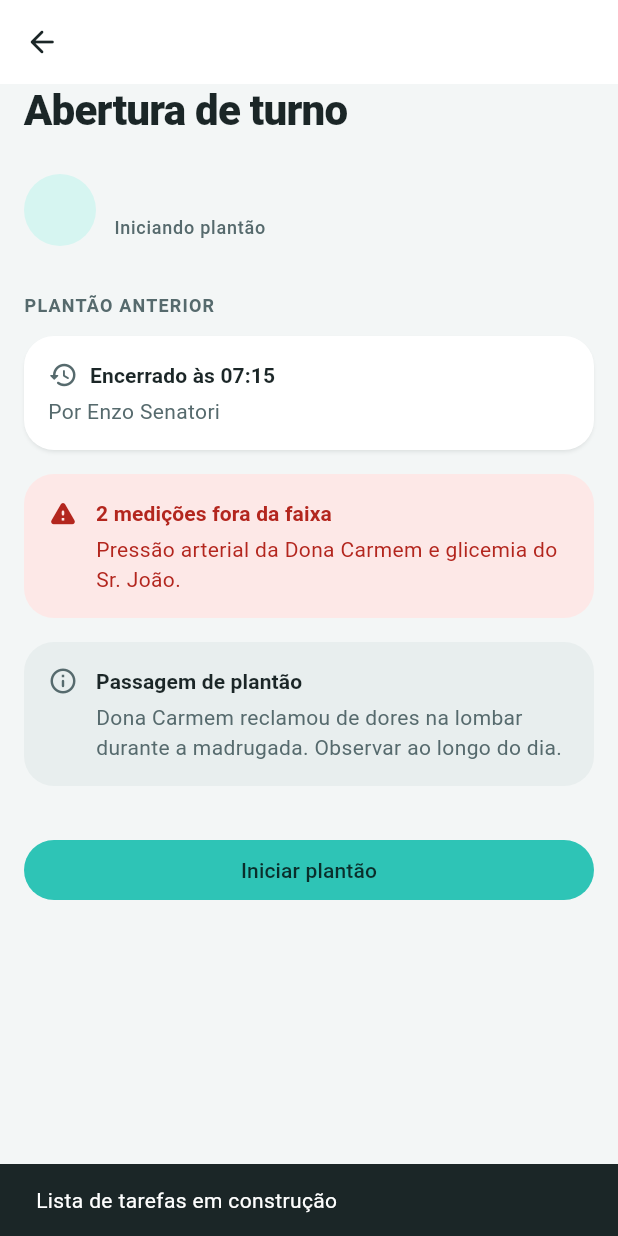
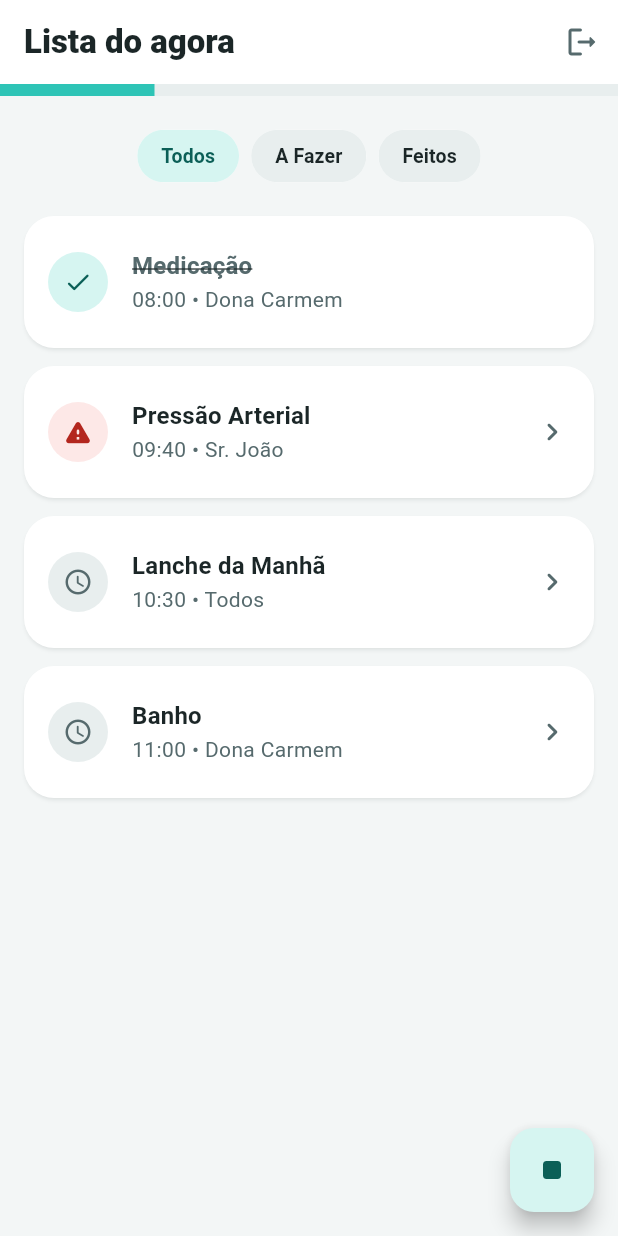
Before and after one commit to EnzoSenatori/Geratrix, a Flutter app: the AbrirTurnoScreen screen opened directly with empty values, after a tap on "Iniciar plantão", on a phone screen of 412 x 824 dp. Run offline on Flutter 3.47's test engine with Material 3 defaults, Android fonts, the phone set to English and light mode, and no system bars.

Commit message:
tcm-feat: cria a tela de lista de tarefas e barra de progresso

```diff
--- a/geratrix_flutter/lib/app.dart
+++ b/geratrix_flutter/lib/app.dart
@@ -6,6 +6,7 @@ import 'screens/gestor_screen.dart';
 import 'screens/index_screen.dart';
 import 'screens/pin_screen.dart';
 import 'theme/app_colors.dart';
+import 'screens/lista_screen.dart';
 
 // Raiz do app: tema do guia visual e rotas
 class GeratrixApp extends StatelessWidget {
@@ -53,8 +54,8 @@ class GeratrixApp extends StatelessWidget {
         AppRoutes.index: (context) => const IndexScreen(),
         AppRoutes.pin: (context) => const PinScreen(),
         AppRoutes.gestor: (context) => const GestorScreen(),
-        // NOVO: Registra a rota da tela de Abertura de Turno
         AppRoutes.abrirTurno: (context) => const AbrirTurnoScreen(),
+        AppRoutes.lista: (context) => const ListaScreen(),
       },
     );
   }
--- a/geratrix_flutter/lib/routes.dart
+++ b/geratrix_flutter/lib/routes.dart
@@ -6,4 +6,5 @@ class AppRoutes {
   static const String pin = "/pin";
   static const String gestor = "/gestor";
   static const String abrirTurno = "/abrir-turno";
+  static const String lista = "/lista";
 }
--- a/geratrix_flutter/lib/screens/abrir_turno_screen.dart
+++ b/geratrix_flutter/lib/screens/abrir_turno_screen.dart
@@ -1,6 +1,7 @@
 import 'package:flutter/material.dart';
 
 import '../models/cuidador.dart';
+import '../routes.dart';
 
 // Tela de Abertura de Turno: exibe o resumo do plantão anterior, alertas e pendências
 class AbrirTurnoScreen extends StatelessWidget {
@@ -172,11 +173,14 @@ class AbrirTurnoScreen extends StatelessWidget {
             const SizedBox(height: 32),
 
             // Botão de Iniciar
+            // Botão de Iniciar
             FilledButton(
               onPressed: () {
-                // Provisório: Aviso até a tela de Lista existir
-                ScaffoldMessenger.of(context).showSnackBar(
-                  const SnackBar(content: Text('Lista de tarefas em construção')),
+                // Substitui a tela de abertura pela lista de tarefas
+                Navigator.pushReplacementNamed(
+                  context,
+                  AppRoutes.lista,
+                  arguments: cuidador,
                 );
               },
               child: const Text('Iniciar plantão'),
--- /dev/null
+++ b/geratrix_flutter/lib/screens/lista_screen.dart
@@ -0,0 +1,176 @@
+import 'package:flutter/material.dart';
+
+import '../routes.dart';
+
+// Modelo temporário (depois irá para um arquivo próprio e puxará do banco/API)
+class ItemRotina {
+  final String id;
+  final String horario;
+  final String tipo;
+  final String residente;
+  final String status; // 'atrasado', 'pendente', 'feito'
+
+  const ItemRotina(this.id, this.horario, this.tipo, this.residente, this.status);
+}
+
+const _itensMock = [
+  ItemRotina('1', '08:00', 'Medicação', 'Dona Carmem', 'feito'),
+  ItemRotina('2', '09:40', 'Pressão Arterial', 'Sr. João', 'atrasado'),
+  ItemRotina('3', '10:30', 'Lanche da Manhã', 'Todos', 'pendente'),
+  ItemRotina('4', '11:00', 'Banho', 'Dona Carmem', 'pendente'),
+];
+
+// Tela central do plantão: lista de tarefas do agora
+class ListaScreen extends StatefulWidget {
+  const ListaScreen({super.key});
+
+  @override
+  State<ListaScreen> createState() => _ListaScreenState();
+}
+
+class _ListaScreenState extends State<ListaScreen> {
+  String _filtroAtual = 'Todos';
+
+  Widget _buildFiltro(String rotulo, ColorScheme cores) {
+    final isSelecionado = _filtroAtual == rotulo;
+    return FilterChip(
+      label: Text(rotulo),
+      selected: isSelecionado,
+      onSelected: (bool selecionado) {
+        setState(() => _filtroAtual = rotulo);
+      },
+      backgroundColor: cores.surfaceContainerHighest,
+      selectedColor: cores.primaryContainer,
+      labelStyle: TextStyle(
+        color: isSelecionado ? cores.onPrimaryContainer : cores.onSurface,
+        fontWeight: FontWeight.w600,
+        fontSize: 13,
+      ),
+      shape: const StadiumBorder(),
+      side: BorderSide.none,
+      showCheckmark: false, // Guia visual não usa checkmark nos chips
+    );
+  }
+
+  @override
+  Widget build(BuildContext context) {
+    final cores = Theme.of(context).colorScheme;
+    final textos = Theme.of(context).textTheme;
+    // Opcional: receber o cuidador (ainda não o usamos visualmente aqui, mas mantemos o fluxo)
+    // final cuidador = ModalRoute.of(context)!.settings.arguments as Cuidador;
+
+    // Lógica do app.py: cálculo de progresso e filtragem
+    final total = _itensMock.length;
+    final feitos = _itensMock.where((i) => i.status == 'feito').length;
+    final progresso = total > 0 ? feitos / total : 0.0;
+
+    final itensFiltrados = _itensMock.where((item) {
+      if (_filtroAtual == 'Todos') return true;
+      if (_filtroAtual == 'Feitos') return item.status == 'feito';
+      return item.status != 'feito'; // "A Fazer"
+    }).toList();
+
+    return Scaffold(
+      appBar: AppBar(
+        automaticallyImplyLeading: false, // Oculta a seta de voltar (estamos "presos" no plantão)
+        title: Text(
+          'Lista do agora',
+          style: textos.titleLarge?.copyWith(fontWeight: FontWeight.w800),
+        ),
+        actions: [
+          IconButton(
+            icon: const Icon(Icons.logout_rounded),
+            onPressed: () {
+              // Rota de sair: volta para a Index
+              Navigator.pushReplacementNamed(context, AppRoutes.index);
+            },
+          ),
+        ],
+      ),
+      body: Column(
+        children: [
+          // Barra de progresso linear
+          LinearProgressIndicator(
+            value: progresso,
+            backgroundColor: cores.surfaceContainerHighest,
+            color: cores.primary,
+            minHeight: 8,
+          ),
+          const SizedBox(height: 16),
+
+          // Trilha de filtros
+          SingleChildScrollView(
+            scrollDirection: Axis.horizontal,
+            padding: const EdgeInsets.symmetric(horizontal: 16),
+            child: Row(
+              children: [
+                _buildFiltro('Todos', cores),
+                const SizedBox(width: 8),
+                _buildFiltro('A Fazer', cores),
+                const SizedBox(width: 8),
+                _buildFiltro('Feitos', cores),
+              ],
+            ),
+          ),
+          const SizedBox(height: 16),
+
+          // Lista de Cards
+          Expanded(
+            child: ListView.separated(
+              padding: const EdgeInsets.fromLTRB(16, 0, 16, 96), // 96 de espaço inferior para o FAB não cobrir texto
+              itemCount: itensFiltrados.length,
+              separatorBuilder: (context,index) => const SizedBox(height: 12),
+              itemBuilder: (context, index) {
+                final item = itensFiltrados[index];
+                final isAtrasado = item.status == 'atrasado';
+                final isFeito = item.status == 'feito';
+
+                return Card(
+                  child: ListTile(
+                    contentPadding: const EdgeInsets.symmetric(horizontal: 16, vertical: 8),
+                    leading: CircleAvatar(
+                      backgroundColor: isFeito
+                          ? cores.primaryContainer
+                          : (isAtrasado ? cores.errorContainer : cores.surfaceContainerHighest),
+                      foregroundColor: isFeito
+                          ? cores.onPrimaryContainer
+                          : (isAtrasado ? cores.error : cores.onSurfaceVariant),
+                      child: Icon(
+                        isFeito ? Icons.check_rounded : (isAtrasado ? Icons.warning_rounded : Icons.schedule_rounded),
+                        size: 20,
+                      ),
+                    ),
+                    title: Text(
+                      item.tipo,
+                      style: textos.titleMedium?.copyWith(
+                        fontWeight: FontWeight.bold,
+                        decoration: isFeito ? TextDecoration.lineThrough : null, // Risca se estiver feito
+                        color: isFeito ? cores.onSurfaceVariant : cores.onSurface,
+                      ),
+                    ),
+                    subtitle: Text('${item.horario} • ${item.residente}'),
+                    trailing: isFeito ? null : const Icon(Icons.chevron_right_rounded),
+                    onTap: isFeito ? null : () {
+                      ScaffoldMessenger.of(context).showSnackBar(
+                        const SnackBar(content: Text('Tela de Check-in em construção')),
+                      );
+                    },
+                  ),
+                );
+              },
+            ),
+          ),
+        ],
+      ),
+      // FAB para ações rápidas (ex: encerrar turno)
+      floatingActionButton: FloatingActionButton(
+        onPressed: () {
+          ScaffoldMessenger.of(context).showSnackBar(
+            const SnackBar(content: Text('Tela Encerrar Turno em construção')),
+          );
+        },
+        child: const Icon(Icons.stop_rounded),
+      ),
+    );
+  }
+}
```
